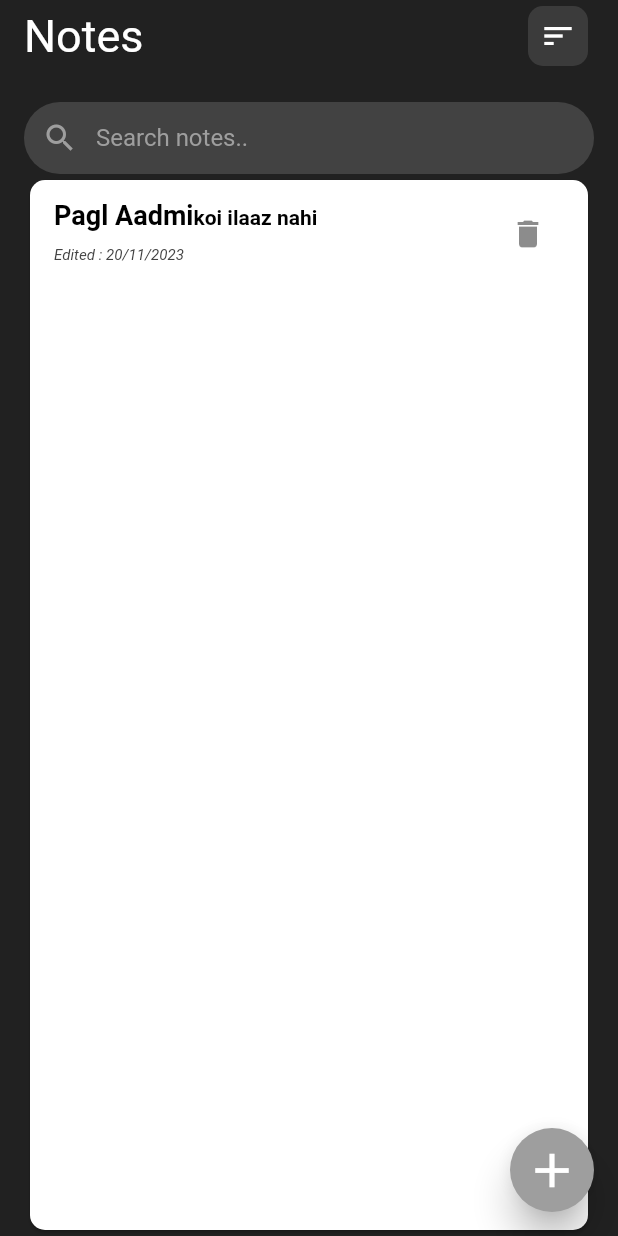
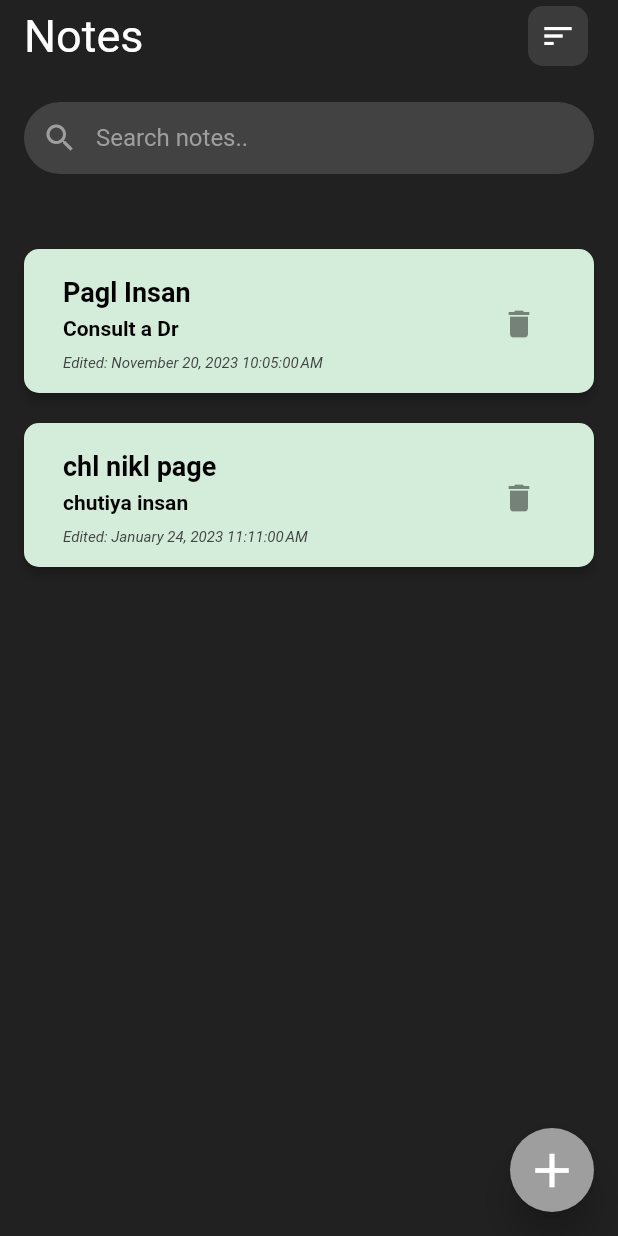
Before and after one commit to Abheeshu-Singh/todo, a Flutter app: the screen it shows after launch, on a phone screen of 412 x 824 dp. Run offline on Flutter 3.47's test engine with Material 2 defaults, Android fonts, the phone set to English and light mode, and no system bars.

```diff
--- a/lib/modals/note.dart
+++ b/lib/modals/note.dart
@@ -0,0 +1,29 @@
+import 'package:flutter/material.dart';
+
+class Note {
+  int id;
+  String title;
+  String content;
+  DateTime modifiedTime;
+
+  Note(
+      {required this.id,
+      required this.title,
+      required this.content,
+      required this.modifiedTime});
+}
+
+List<Note> sampleNotes = [
+  Note(
+    id: 0,
+    title: 'Pagl Insan',
+    content: 'Consult a Dr',
+    modifiedTime: DateTime(2023, 11, 20, 10, 05),
+  ),
+  Note(
+    id: 1,
+    title: 'chl nikl page',
+    content: 'chutiya insan',
+    modifiedTime: DateTime(2023, 01, 24, 11, 11),
+  )
+];
--- a/lib/screens/home.dart
+++ b/lib/screens/home.dart
@@ -1,6 +1,11 @@
 // ignore_for_file: prefer_const_constructors
 
+import 'dart:math';
+
 import 'package:flutter/material.dart';
+import 'package:todo_app/constants/constants.dart';
+import 'package:todo_app/modals/note.dart';
+import 'package:intl/intl.dart';
 
 class HomeScreen extends StatefulWidget {
   const HomeScreen({super.key});
@@ -10,6 +15,11 @@ class HomeScreen extends StatefulWidget {
 }
 
 class _HomeScreenState extends State<HomeScreen> {
+  getRandomColor() {
+    Random random = Random();
+    return backgroundColors[random.nextInt(backgroundColors.length)];
+  }
+
   @override
   Widget build(BuildContext context) {
     return Scaffold(
@@ -71,24 +81,36 @@ class _HomeScreenState extends State<HomeScreen> {
                   ),
                 ),
               ),
+              SizedBox(
+                height: 20,
+              ),
               Expanded(
-                  child: Card(
+                child: ListView.builder(
+                  padding: EdgeInsets.only(top: 30),
+                  itemCount: sampleNotes.length,
+                  itemBuilder: (context, index) {
+                    return Card(
+                      margin: EdgeInsets.only(bottom: 20),
+                      color: getRandomColor(),
+                      elevation: 3,
                       shape: RoundedRectangleBorder(
                           borderRadius: BorderRadius.circular(10)),
-                child: ListView(
-                  children: [
-                    ListTile(
+                      child: Padding(
+                        padding: EdgeInsets.all(10),
+                        child: ListTile(
                           title: RichText(
+                            maxLines: 3,
+                            overflow: TextOverflow.ellipsis,
                             text: TextSpan(
-                          text: "Pagl Aadmi",
+                              text: '${sampleNotes[index].title}\n',
                               style: TextStyle(
                                   color: Colors.black,
                                   fontWeight: FontWeight.bold,
                                   fontSize: 18,
                                   height: 1.5),
-                          children: const [
+                              children: [
                                 TextSpan(
-                              text: "koi ilaaz nahi",
+                                  text: sampleNotes[index].content,
                                   style: TextStyle(
                                       color: Colors.black,
                                       fontWeight: FontWeight.bold,
@@ -101,7 +123,7 @@ class _HomeScreenState extends State<HomeScreen> {
                           subtitle: Padding(
                             padding: const EdgeInsets.only(top: 8),
                             child: Text(
-                          "Edited : 20/11/2023",
+                              "Edited: ${DateFormat().format(sampleNotes[index].modifiedTime)}",
                               style: TextStyle(
                                   fontSize: 10,
                                   fontStyle: FontStyle.italic,
@@ -110,10 +132,12 @@ class _HomeScreenState extends State<HomeScreen> {
                           ),
                           trailing: IconButton(
                               onPressed: () {}, icon: Icon(Icons.delete)),
+                        ),
+                      ),
+                    );
+                  },
+                ),
               )
-                  ],
-                ),
-              ))
             ],
           ),
         ),
--- a/pubspec.yaml
+++ b/pubspec.yaml
@@ -35,6 +35,7 @@ dependencies:
   # The following adds the Cupertino Icons font to your application.
   # Use with the CupertinoIcons class for iOS style icons.
   cupertino_icons: ^1.0.2
+  intl: ^0.18.1
 
 dev_dependencies:
   flutter_test:
```
Also changed, not shown: pubspec.lock. Lines whose indentation alone changed are shown as unchanged.
